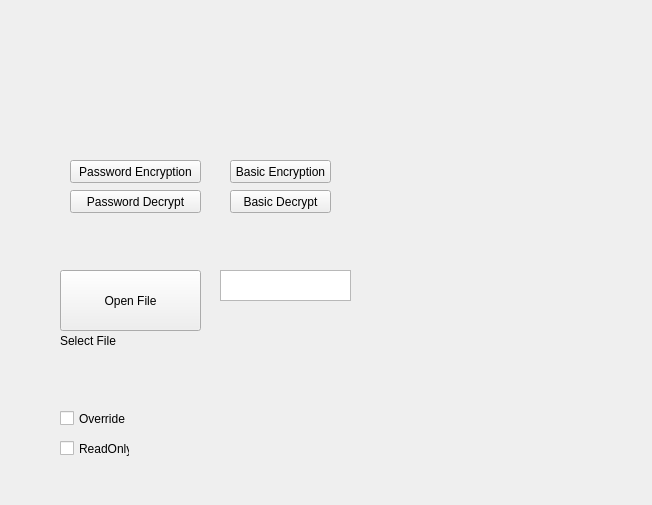
First picture: the form in ui/mainWindow.ui, repository beto-bit/PyEncryptor, before the edit.
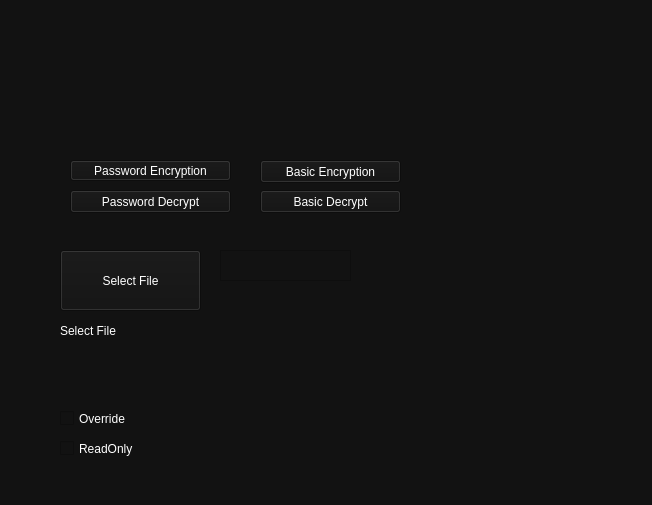
Second picture: the form after the edit. Icons and pictures are not drawn.

What changed in the file:
```diff
--- a/ui/mainWindow.ui
+++ b/ui/mainWindow.ui
@@ -11,15 +11,25 @@
    </rect>
   </property>
   <property name="windowTitle">
-   <string>MainWindow</string>
+   <string>PyEncryptor</string>
+  </property>
+  <property name="windowIcon">
+   <iconset>
+    <normaloff>../icons/window_icon.png</normaloff>../icons/window_icon.png</iconset>
+  </property>
+  <property name="styleSheet">
+   <string notr="true">background-color: #121212;
+color: white;
+font-family: &quot;Lucida Console&quot;, &quot;Courier New&quot;, monospace;
+</string>
   </property>
   <widget class="QWidget" name="centralwidget">
    <widget class="QPushButton" name="b_encrypt_btn">
     <property name="geometry">
      <rect>
-      <x>230</x>
+      <x>260</x>
       <y>160</y>
-      <width>101</width>
+      <width>141</width>
       <height>23</height>
      </rect>
     </property>
@@ -30,9 +40,9 @@
    <widget class="QPushButton" name="b_decrypt_btn">
     <property name="geometry">
      <rect>
-      <x>230</x>
+      <x>260</x>
       <y>190</y>
-      <width>101</width>
+      <width>141</width>
       <height>23</height>
      </rect>
     </property>
@@ -45,20 +55,26 @@
      <rect>
       <x>70</x>
       <y>160</y>
-      <width>131</width>
-      <height>23</height>
+      <width>161</width>
+      <height>21</height>
      </rect>
     </property>
+    <property name="styleSheet">
+     <string notr="true"/>
+    </property>
     <property name="text">
      <string>Password Encryption</string>
     </property>
+    <property name="flat">
+     <bool>false</bool>
+    </property>
    </widget>
    <widget class="QPushButton" name="psw_decrypt_btn">
     <property name="geometry">
      <rect>
       <x>70</x>
       <y>190</y>
-      <width>131</width>
+      <width>161</width>
       <height>23</height>
      </rect>
     </property>
@@ -70,20 +86,20 @@
     <property name="geometry">
      <rect>
       <x>60</x>
-      <y>270</y>
+      <y>250</y>
       <width>141</width>
       <height>61</height>
      </rect>
     </property>
     <property name="text">
-     <string>Open File</string>
+     <string>Select File</string>
     </property>
    </widget>
    <widget class="QLabel" name="label">
     <property name="geometry">
      <rect>
       <x>60</x>
-      <y>330</y>
+      <y>320</y>
       <width>111</width>
       <height>21</height>
      </rect>
@@ -96,7 +112,7 @@
     <property name="geometry">
      <rect>
       <x>220</x>
-      <y>270</y>
+      <y>250</y>
       <width>131</width>
       <height>31</height>
      </rect>
@@ -107,7 +123,7 @@
      <rect>
       <x>60</x>
       <y>410</y>
-      <width>70</width>
+      <width>81</width>
       <height>17</height>
      </rect>
     </property>
@@ -123,7 +139,7 @@
      <rect>
       <x>60</x>
       <y>440</y>
-      <width>70</width>
+      <width>81</width>
       <height>17</height>
      </rect>
     </property>
```
